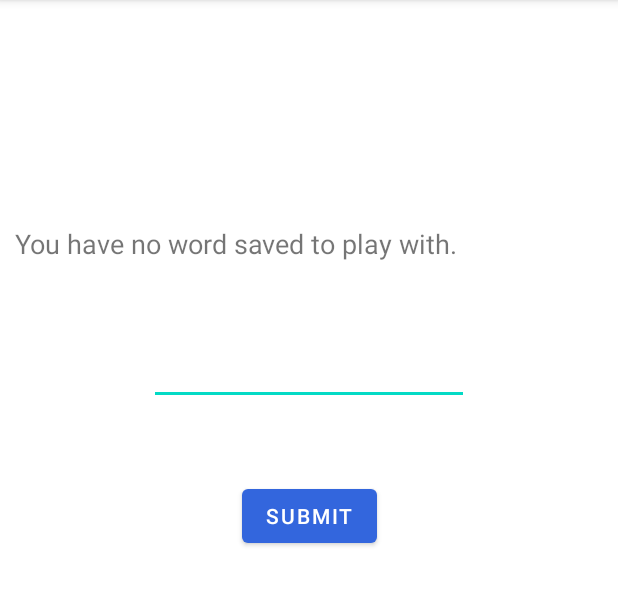
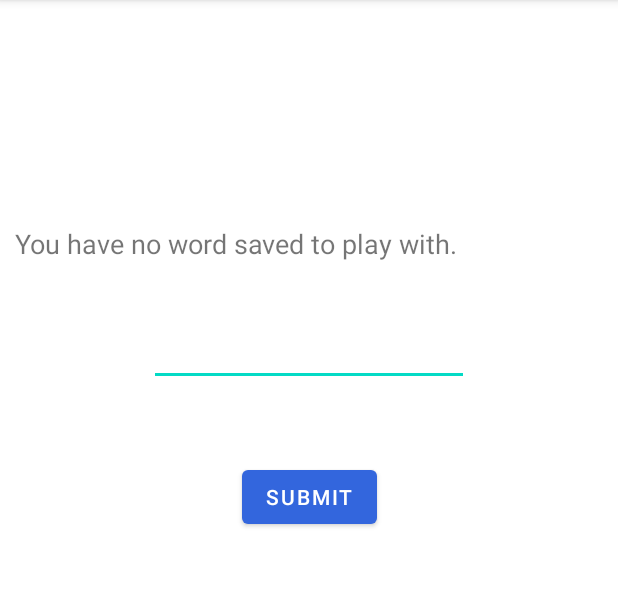
Before and after one commit to sharmamayank94/MyDictionaria, an Android app: the PracticeActivity screen opened directly, with no data from a screen before it, on a phone screen of 412 x 824 dp, the part 84-690 px from its top. Run offline under Robolectric (Android 15) with nearby library versions, the phone set to English and light mode, and no system bars; our stand-ins replace Volley.

Commit message:
Practice activity methods implemented

```diff
--- a/app/src/main/res/layout/practice_layout.xml
+++ b/app/src/main/res/layout/practice_layout.xml
@@ -33,15 +33,17 @@
 
             <EditText
                 android:id="@+id/practice_answer"
+                style="@style/Widget.AppCompat.AutoCompleteTextView"
                 android:layout_width="wrap_content"
                 android:layout_height="wrap_content"
+
                 android:layout_marginTop="50dp"
-
                 android:ems="10"
                 android:inputType="text"
-                app:layout_constraintTop_toBottomOf="@id/practice_sentence"
+                android:padding="4dp"
                 app:layout_constraintLeft_toLeftOf="parent"
-                app:layout_constraintRight_toRightOf="parent"/>
+                app:layout_constraintRight_toRightOf="parent"
+                app:layout_constraintTop_toBottomOf="@id/practice_sentence" />
 
             <Button
                 android:id="@+id/practice_submit"
@@ -55,6 +57,17 @@
                 app:layout_constraintStart_toStartOf="parent"
                 app:layout_constraintTop_toBottomOf="@id/practice_answer" />
 
+            <TextView
+                android:id="@+id/practice_result"
+                android:layout_width="wrap_content"
+                android:layout_height="wrap_content"
+                android:layout_marginLeft="30dp"
+                android:layout_marginTop="50dp"
+                android:textSize="18dp"
+
+                app:layout_constraintLeft_toLeftOf="parent"
+                app:layout_constraintTop_toBottomOf="@id/practice_submit" />
+
         </androidx.constraintlayout.widget.ConstraintLayout>
     </ScrollView>
 
--- a/app/src/main/res/values-night/themes.xml
+++ b/app/src/main/res/values-night/themes.xml
@@ -13,8 +13,8 @@
         <item name="android:statusBarColor" tools:targetApi="l">?attr/colorPrimaryVariant</item>
         <!-- Customize your theme here. -->
 
-       <item name = "backgroundColor">#171717</item>
-       <item name = "backgroundTint">#171717</item>
+
+        <item name = "backgroundTint">#F19E9E</item>
 
     </style>
 </resources>
```
Also changed, not shown: app/src/main/java/com/example/mydictionaria/PracticeActivity.java (+43 -0 lines).
